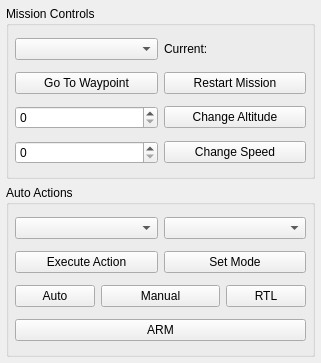
Old version of the form src/ui/uas/UASActionsWidget.ui in the repository ArduPilot/apm_planner.
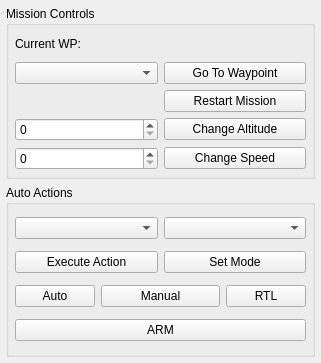
New version of the form.

Commit message: Move Go To Waypoint Button in QuickView for clarity

What changed in the file:
```diff
--- a/src/ui/uas/UASActionsWidget.ui
+++ b/src/ui/uas/UASActionsWidget.ui
@@ -26,31 +26,24 @@
       <property name="margin">
        <number>6</number>
       </property>
-      <item row="0" column="0">
-       <widget class="QComboBox" name="waypointListComboBox"/>
-      </item>
-      <item row="0" column="1">
-       <widget class="QLabel" name="currentWaypointLabel">
-        <property name="text">
-         <string>Current:</string>
-        </property>
-       </widget>
-      </item>
-      <item row="1" column="0">
+      <item row="1" column="1">
        <widget class="QPushButton" name="goToWaypointButton">
         <property name="text">
          <string>Go To Waypoint</string>
         </property>
        </widget>
       </item>
-      <item row="1" column="1">
+      <item row="1" column="0">
+       <widget class="QComboBox" name="waypointListComboBox"/>
+      </item>
+      <item row="3" column="1">
        <widget class="QPushButton" name="restartMissionButton">
         <property name="text">
          <string>Restart Mission</string>
         </property>
        </widget>
       </item>
-      <item row="2" column="0" colspan="2">
+      <item row="4" column="0" colspan="2">
        <layout class="QHBoxLayout" name="horizontalLayout_2">
         <item>
          <widget class="QSpinBox" name="altitudeSpinBox"/>
@@ -64,7 +57,7 @@
         </item>
        </layout>
       </item>
-      <item row="3" column="0" colspan="2">
+      <item row="5" column="0" colspan="2">
        <layout class="QHBoxLayout" name="horizontalLayout">
         <item>
          <widget class="QSpinBox" name="speedSpinBox"/>
@@ -78,6 +71,13 @@
         </item>
        </layout>
       </item>
+      <item row="0" column="0">
+       <widget class="QLabel" name="currentWaypointLabel">
+        <property name="text">
+         <string>Current WP:</string>
+        </property>
+       </widget>
+      </item>
      </layout>
     </widget>
    </item>
```
